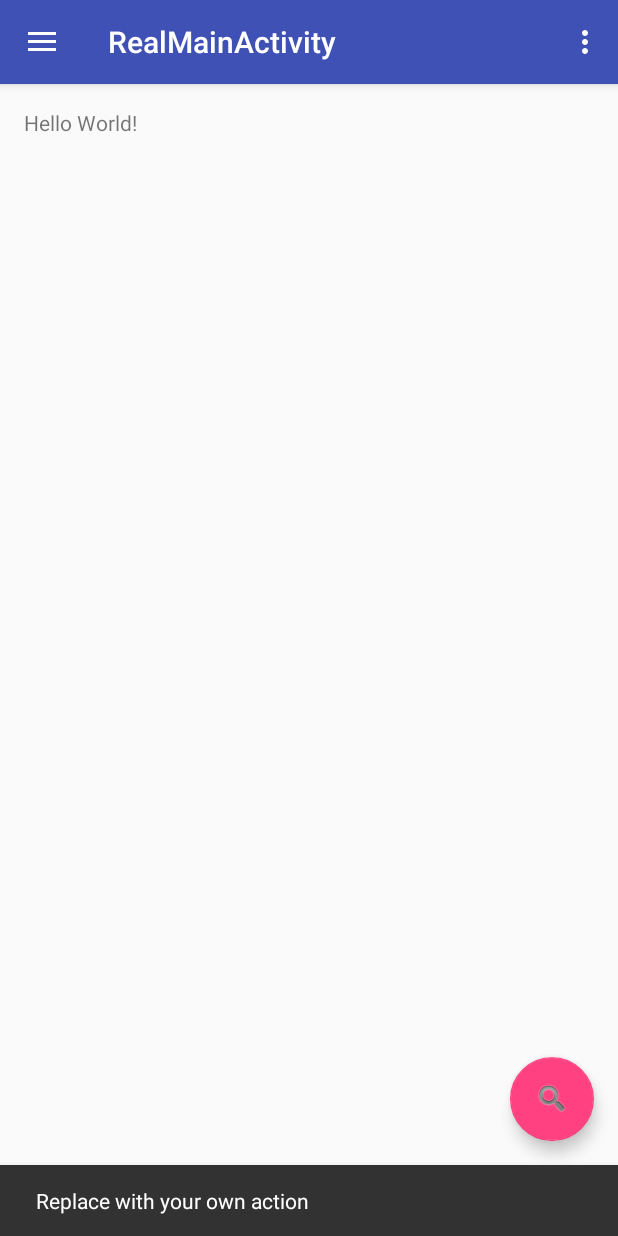
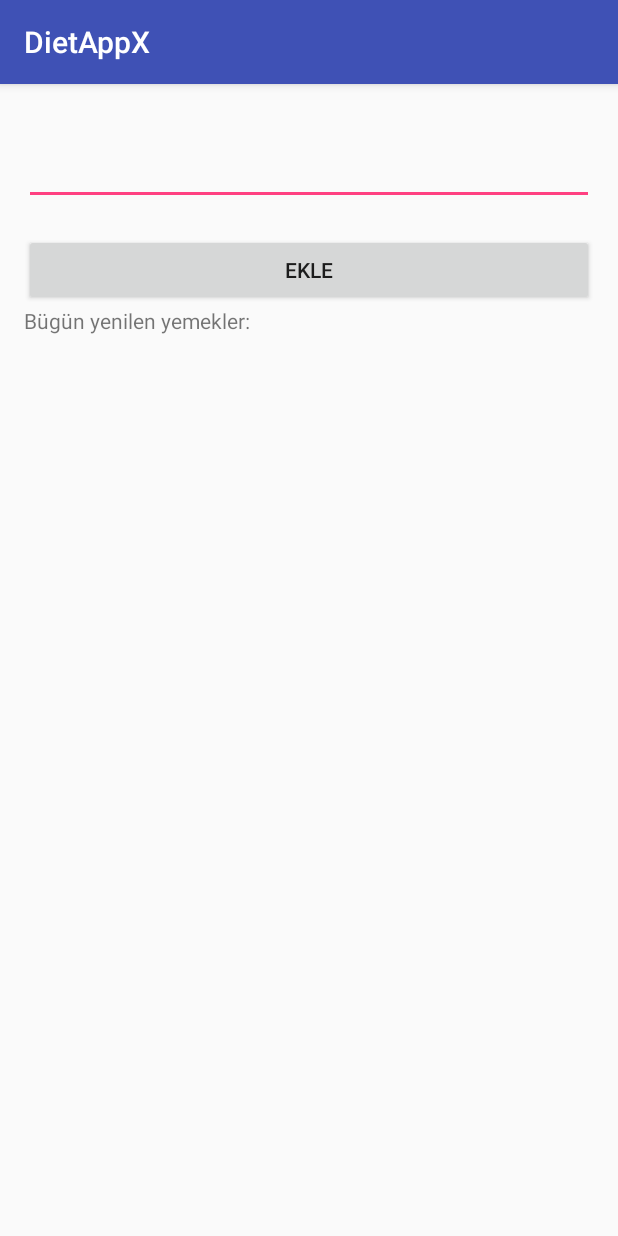
Before and after one commit to buseuygun/DietAppX, an Android app: the screen it shows after launch (RealMainActivity before the commit, AddFoodActivity after it), after a tap on an icon or button, on a phone screen of 412 x 824 dp. Run offline under Robolectric (Android 15) with nearby library versions, the phone set to English and light mode, and no system bars.

Commit message:
ignore calismalari

```diff
--- a/app/src/main/AndroidManifest.xml
+++ b/app/src/main/AndroidManifest.xml
@@ -8,8 +8,7 @@
         android:label="@string/app_name"
         android:supportsRtl="true"
         android:theme="@style/AppTheme">
-        <activity android:name=".MainActivity">
-        </activity>
+        <activity android:name=".MainActivity"></activity>
         <activity android:name=".UserProfileActivity" />
         <activity android:name=".DiyetimActivity" />
         <activity android:name=".DiyetSecimActivity" />
@@ -26,6 +25,7 @@
                 <category android:name="android.intent.category.LAUNCHER" />
             </intent-filter>
         </activity>
+        <activity android:name=".AddFoodActivity"></activity>
     </application>
 
 </manifest>
--- a/app/src/main/java/com/bsc/gri/dietappx/RealMainActivity.java
+++ b/app/src/main/java/com/bsc/gri/dietappx/RealMainActivity.java
@@ -29,8 +29,11 @@ public class RealMainActivity extends AppCompatActivity
         fab.setOnClickListener(new View.OnClickListener() {
             @Override
             public void onClick(View view) {
-                Snackbar.make(view, "Replace with your own action", Snackbar.LENGTH_LONG)
-                        .setAction("Action", null).show();
+
+                Intent i = new Intent(RealMainActivity.this, AddFoodActivity.class);
+                startActivity(i);
+                //Snackbar.make(view, "Replace with your own action", Snackbar.LENGTH_LONG)
+                //        .setAction("Action", null).show();
             }
         });
 
--- /dev/null
+++ b/app/src/main/res/layout/activity_add_food.xml
@@ -0,0 +1,54 @@
+<?xml version="1.0" encoding="utf-8"?>
+<LinearLayout xmlns:android="http://schemas.android.com/apk/res/android"
+    xmlns:tools="http://schemas.android.com/tools"
+    android:id="@+id/activity_add_food"
+    android:layout_width="match_parent"
+    android:layout_height="match_parent"
+    android:paddingBottom="@dimen/activity_vertical_margin"
+    android:paddingLeft="@dimen/activity_horizontal_margin"
+    android:paddingRight="@dimen/activity_horizontal_margin"
+    android:paddingTop="@dimen/activity_vertical_margin"
+    tools:context="com.bsc.gri.dietappx.AddFoodActivity"
+    android:orientation="vertical">
+
+    <TextView
+        android:layout_width="match_parent"
+        android:layout_height="wrap_content" />
+
+    <AutoCompleteTextView
+        android:layout_width="match_parent"
+        android:layout_height="wrap_content"
+        android:id="@+id/auto_complete_text_view_foods"/>
+    <ScrollView
+        android:layout_width="match_parent"
+        android:layout_height="wrap_content">
+       <LinearLayout
+           android:layout_width="match_parent"
+           android:layout_height="wrap_content"
+           android:orientation="vertical">
+        <TextView
+            android:layout_width="match_parent"
+            android:layout_height="wrap_content"
+            android:id="@+id/text_view_selected_food"/>
+        <Button
+            android:layout_width="match_parent"
+            android:layout_height="wrap_content"
+            android:text="@string/add"
+            android:id="@+id/button_add"/>
+        <TextView
+            android:layout_width="match_parent"
+            android:layout_height="wrap_content"
+            android:text="@string/food_eaten"
+            android:layout_gravity="center"/>
+        <TextView
+            android:layout_width="match_parent"
+            android:layout_height="wrap_content"
+            android:id="@+id/text_view_food_eaten"/>
+           <TextView
+               android:layout_width="match_parent"
+               android:layout_height="wrap_content"
+               android:id="@+id/text_view_total"/>
+       </LinearLayout>
+    </ScrollView>
+
+</LinearLayout>
--- a/app/src/main/res/values/strings.xml
+++ b/app/src/main/res/values/strings.xml
@@ -15,4 +15,6 @@
     <string name="navigation_drawer_close">Close navigation drawer</string>
 
     <string name="action_settings">Settings</string>
+    <string name="add">Ekle</string>
+    <string name="food_eaten">Bügün yenilen yemekler:</string>
 </resources>
```
Also changed, not shown: app/src/main/java/com/bsc/gri/dietappx/AddFoodActivity.java (added, +285 -0 lines), 1 other file.
